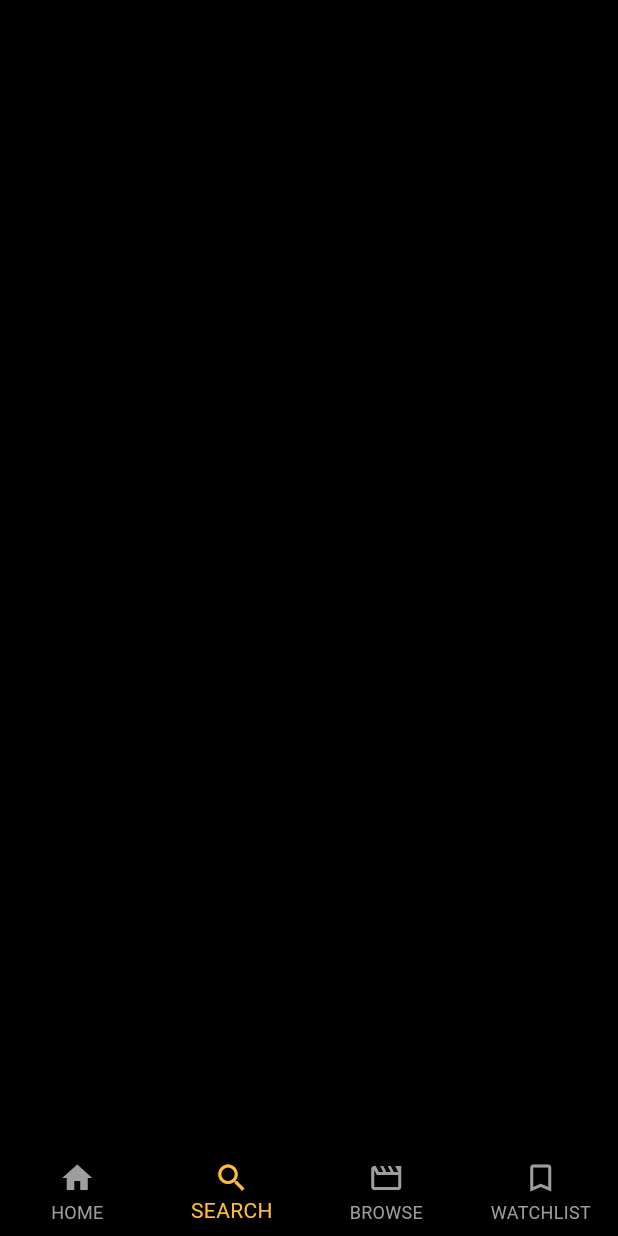
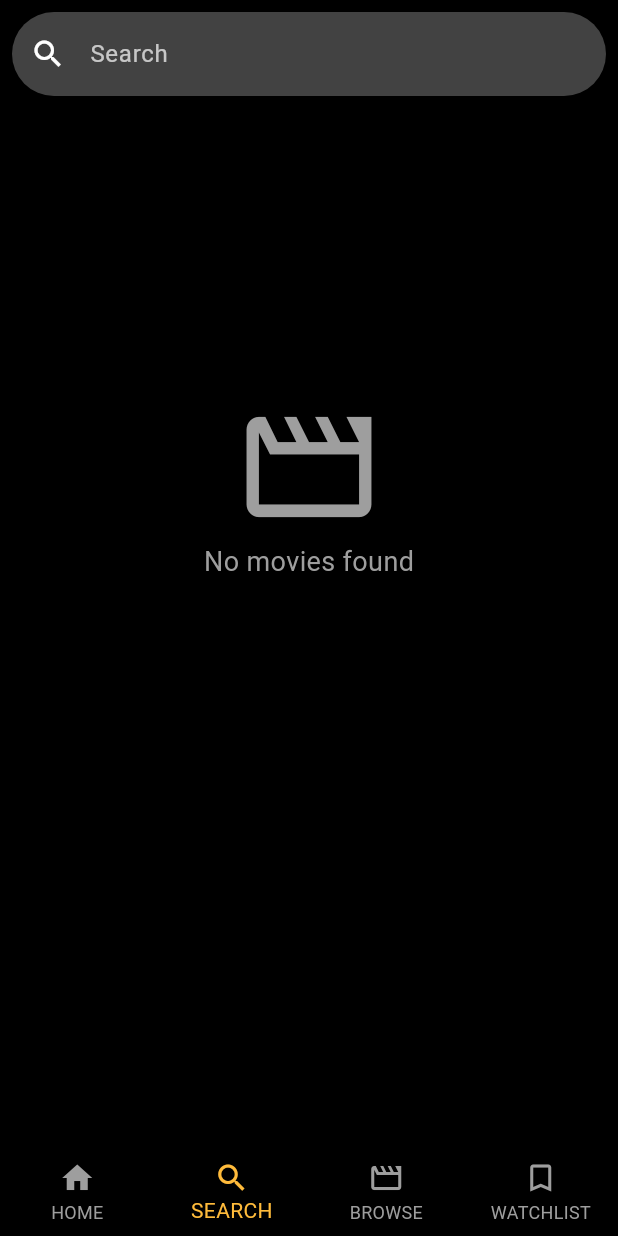
Before and after one commit to Leo-x30/Movies_App, a Flutter app: the screen it shows after launch, item 2 of the bottom bar chosen, on a phone screen of 412 x 824 dp. Run offline on Flutter 3.47's test engine with Material 3 defaults, Android fonts, the phone set to English and light mode, and no system bars; our stand-ins replace flutter_screenutil; network calls fail.

Commit message:
Movies app

```diff
--- a/lib/Presentation/Screens/SearchScreen/SearchTab.dart
+++ b/lib/Presentation/Screens/SearchScreen/SearchTab.dart
@@ -7,6 +7,48 @@ class SearchTab extends StatelessWidget {
 
   @override
   Widget build(BuildContext context) {
-    return Scaffold(body: Container(color: Colors.black));
+    return Scaffold(
+      backgroundColor: Colors.black87,
+
+      body: Column(
+        children: [
+          // Search bar
+          Padding(
+            padding: const EdgeInsets.all(8.0),
+            child: TextField(
+              decoration: InputDecoration(
+                filled: true,
+                fillColor: Colors.grey.shade800,
+                prefixIcon: Icon(Icons.search, color: Colors.white),
+                hintText: 'Search',
+                hintStyle: TextStyle(color: Colors.white70),
+                border: OutlineInputBorder(
+                  borderRadius: BorderRadius.circular(30.0),
+                  borderSide: BorderSide.none,
+                ),
+              ),
+              style: TextStyle(color: Colors.white),
+            ),
+          ),
+          // Spacer to push the "No movies found" to the bottom
+          Spacer(),
+          // No movies found placeholder
+          Column(
+            children: [
+              Icon(
+                Icons.movie_creation_outlined,
+                size: 100,
+                color: Colors.grey,
+              ),
+              Text(
+                'No movies found',
+                style: TextStyle(color: Colors.grey, fontSize: 18),
+              ),
+            ],
+          ),
+          Spacer(flex: 2),
+        ],
+      ),
+    );
   }
 }
--- a/lib/main.dart
+++ b/lib/main.dart
@@ -24,11 +24,11 @@ class MyApp extends StatelessWidget {
           debugShowCheckedModeBanner: false,
           initialRoute: SplashScreen.routename,
           routes: {
-            HomeTab.routename: (context) => HomeTab(),
-            SplashScreen.routename: (context) => const SplashScreen(),
-            BrowseListTab.routename: (context) => const BrowseListTab(),
-            SearchTab.routename: (context) => const SearchTab(),
-            WatchListTab.routename: (context) => const WatchListTab(),
+            HomeTab.routename: (context) =>HomeTab(),
+            SplashScreen.routename: (context) =>SplashScreen(),
+            BrowseListTab.routename: (context) =>BrowseListTab(),
+            SearchTab.routename: (context) =>SearchTab(),
+            WatchListTab.routename: (context) =>WatchListTab(),
           },
         );
       },
--- a/lib/widgets/bottomNav.dart
+++ b/lib/widgets/bottomNav.dart
@@ -1,6 +1,5 @@
 import 'package:flutter/material.dart';
 import 'package:movies_app/Presentation/Screens/browse/BrowseListTab.dart';
-
 import 'package:movies_app/Presentation/Screens/SearchScreen/SearchTab.dart';
 import 'package:movies_app/Presentation/Screens/homeScreen/homeTab.dart';
 import 'package:movies_app/Presentation/Screens/watchListScreen/WatchListTab.dart';
@@ -19,9 +18,9 @@ class _HomeScreenState extends State<HomeScreen> {
 
   List<Widget> screens = [
     HomeTab(),
-    const SearchTab(),
-    const BrowseListTab(),
-    const WatchListTab(),
+     SearchTab(),
+     BrowseListTab(),
+     WatchListTab(),
   ];
 
   void onTabTapped(int index) {
```
Also changed, not shown: lib/Presentation/Screens/browse/BrowseListTab.dart (+22 -4 lines), lib/Presentation/Screens/browse/gridItem.dart (added, +23 -0 lines).
